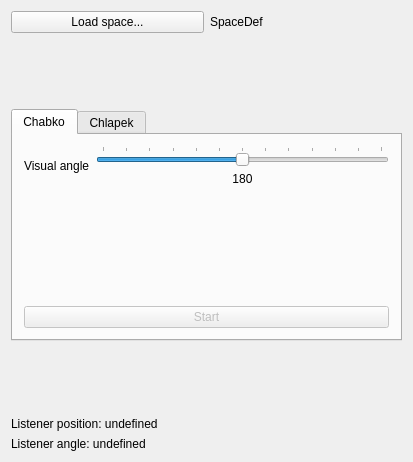
Above: mainwindow.ui from navigatore/imaginote before the change. Below: the same form after it.
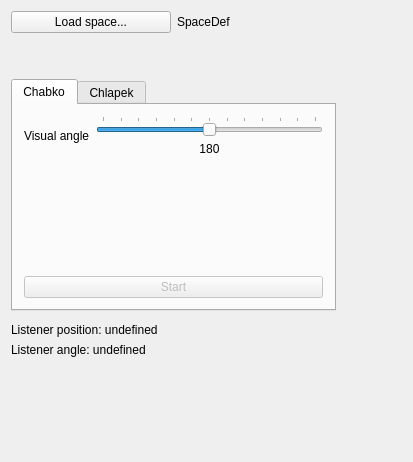
That is the form after the change. Custom widgets are drawn as their Qt base class.

Commit message: Add custom map widget with very basic functionality

The edit to the form file:
```diff
--- a/mainwindow.ui
+++ b/mainwindow.ui
@@ -15,6 +15,9 @@
   </property>
   <widget class="QWidget" name="centralWidget">
    <layout class="QVBoxLayout" name="verticalLayout_3">
+    <property name="sizeConstraint">
+     <enum>QLayout::SetFixedSize</enum>
+    </property>
     <item>
      <layout class="QHBoxLayout" name="horizontalLayout">
       <item>
@@ -250,17 +253,7 @@
      </widget>
     </item>
     <item>
-     <spacer name="verticalSpacerBottom">
-      <property name="orientation">
-       <enum>Qt::Vertical</enum>
-      </property>
-      <property name="sizeHint" stdset="0">
-       <size>
-        <width>20</width>
-        <height>40</height>
-       </size>
-      </property>
-     </spacer>
+     <widget class="MapWidget" name="mapWidget" native="true"/>
     </item>
     <item>
      <widget class="QLabel" name="listenerPosLabel">
@@ -280,6 +273,14 @@
   </widget>
  </widget>
  <layoutdefault spacing="6" margin="11"/>
+ <customwidgets>
+  <customwidget>
+   <class>MapWidget</class>
+   <extends>QWidget</extends>
+   <header>mapwidget.h</header>
+   <container>1</container>
+  </customwidget>
+ </customwidgets>
  <resources/>
  <connections>
   <connection>
```
The commit also changes 6 other files.
